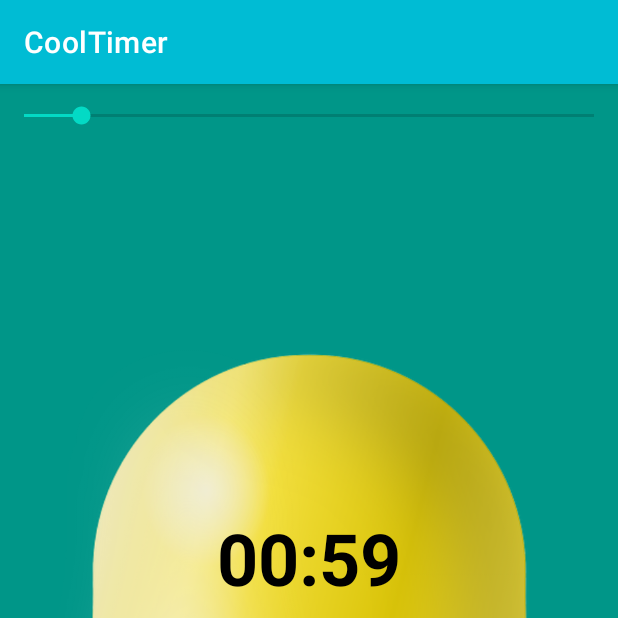
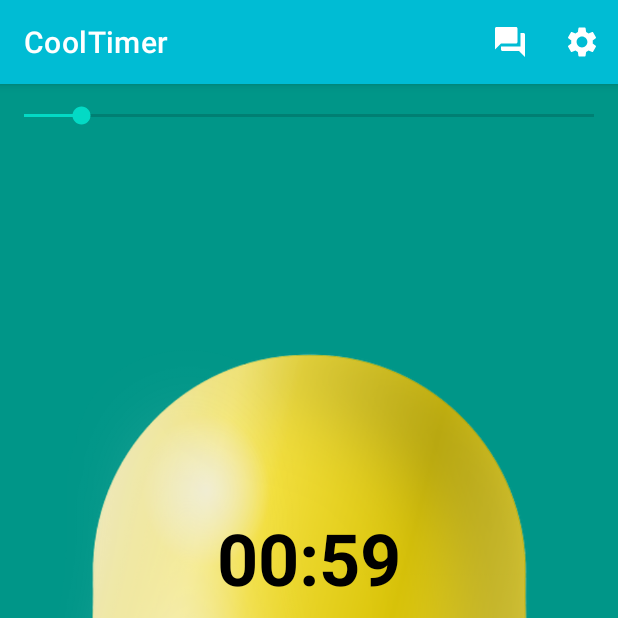
Before and after one commit to Bohdan1928/CoolTimer, an Android app: the screen it shows after launch (MainActivity), on a phone screen of 412 x 824 dp, the top half of it. Run offline under Robolectric (Android 15) with nearby library versions, the phone set to English and light mode, and no system bars.

Commit message:
SettingsActivity - created new activities; - created action bar and icons on it - created button come back to parent activity

```diff
--- a/app/src/main/java/com/example/cooltimer/MainActivity.java
+++ b/app/src/main/java/com/example/cooltimer/MainActivity.java
@@ -1,10 +1,15 @@
 package com.example.cooltimer;
 
+import androidx.annotation.NonNull;
 import androidx.appcompat.app.AppCompatActivity;
 
+import android.content.Intent;
 import android.media.MediaPlayer;
 import android.os.Bundle;
 import android.os.CountDownTimer;
+import android.view.Menu;
+import android.view.MenuInflater;
+import android.view.MenuItem;
 import android.view.View;
 import android.widget.Button;
 import android.widget.SeekBar;
@@ -119,4 +124,26 @@ public class MainActivity extends AppCompatActivity {
         seekBar.setEnabled(true);
         seekBar.setProgress(59);
     }
+
+    @Override
+    public boolean onCreateOptionsMenu(Menu menu) {
+        MenuInflater menuInflater = getMenuInflater();
+        menuInflater.inflate(R.menu.timer_menu, menu);
+        return true;
+    }
+
+    @Override
+    public boolean onOptionsItemSelected(@NonNull MenuItem item) {
+        int id = item.getItemId();
+        if (id == R.id.action_setting){
+            Intent openSettings = new Intent(this, SettingsActivity.class);
+            startActivity(openSettings);
+            return true;
+        } else if (id == R.id.action_about){
+            Intent openAbout = new Intent(this, AboutActivity.class);
+            startActivity(openAbout);
+            return true;
+        }
+        return super.onOptionsItemSelected(item);
+    }
 }
--- /dev/null
+++ b/app/src/main/res/drawable/ic_baseline_question_answer_24.xml
@@ -0,0 +1,5 @@
+<vector android:height="24dp" android:tint="#FFFFFF"
+    android:viewportHeight="24" android:viewportWidth="24"
+    android:width="24dp" xmlns:android="http://schemas.android.com/apk/res/android">
+    <path android:fillColor="@android:color/white" android:pathData="M21,6h-2v9L6,15v2c0,0.55 0.45,1 1,1h11l4,4L22,7c0,-0.55 -0.45,-1 -1,-1zM17,12L17,3c0,-0.55 -0.45,-1 -1,-1L3,2c-0.55,0 -1,0.45 -1,1v14l4,-4h10c0.55,0 1,-0.45 1,-1z"/>
+</vector>
--- /dev/null
+++ b/app/src/main/res/drawable/ic_baseline_settings_24.xml
@@ -0,0 +1,5 @@
+<vector android:height="24dp" android:tint="#FFFFFF"
+    android:viewportHeight="24" android:viewportWidth="24"
+    android:width="24dp" xmlns:android="http://schemas.android.com/apk/res/android">
+    <path android:fillColor="@android:color/white" android:pathData="M19.14,12.94c0.04,-0.3 0.06,-0.61 0.06,-0.94c0,-0.32 -0.02,-0.64 -0.07,-0.94l2.03,-1.58c0.18,-0.14 0.23,-0.41 0.12,-0.61l-1.92,-3.32c-0.12,-0.22 -0.37,-0.29 -0.59,-0.22l-2.39,0.96c-0.5,-0.38 -1.03,-0.7 -1.62,-0.94L14.4,2.81c-0.04,-0.24 -0.24,-0.41 -0.48,-0.41h-3.84c-0.24,0 -0.43,0.17 -0.47,0.41L9.25,5.35C8.66,5.59 8.12,5.92 7.63,6.29L5.24,5.33c-0.22,-0.08 -0.47,0 -0.59,0.22L2.74,8.87C2.62,9.08 2.66,9.34 2.86,9.48l2.03,1.58C4.84,11.36 4.8,11.69 4.8,12s0.02,0.64 0.07,0.94l-2.03,1.58c-0.18,0.14 -0.23,0.41 -0.12,0.61l1.92,3.32c0.12,0.22 0.37,0.29 0.59,0.22l2.39,-0.96c0.5,0.38 1.03,0.7 1.62,0.94l0.36,2.54c0.05,0.24 0.24,0.41 0.48,0.41h3.84c0.24,0 0.44,-0.17 0.47,-0.41l0.36,-2.54c0.59,-0.24 1.13,-0.56 1.62,-0.94l2.39,0.96c0.22,0.08 0.47,0 0.59,-0.22l1.92,-3.32c0.12,-0.22 0.07,-0.47 -0.12,-0.61L19.14,12.94zM12,15.6c-1.98,0 -3.6,-1.62 -3.6,-3.6s1.62,-3.6 3.6,-3.6s3.6,1.62 3.6,3.6S13.98,15.6 12,15.6z"/>
+</vector>
--- /dev/null
+++ b/app/src/main/res/drawable/ic_baseline_shopping_basket_24.xml
@@ -0,0 +1,5 @@
+<vector android:height="24dp" android:tint="#FFFFFF"
+    android:viewportHeight="24" android:viewportWidth="24"
+    android:width="24dp" xmlns:android="http://schemas.android.com/apk/res/android">
+    <path android:fillColor="@android:color/white" android:pathData="M17.21,9l-4.38,-6.56c-0.19,-0.28 -0.51,-0.42 -0.83,-0.42 -0.32,0 -0.64,0.14 -0.83,0.43L6.79,9L2,9c-0.55,0 -1,0.45 -1,1 0,0.09 0.01,0.18 0.04,0.27l2.54,9.27c0.23,0.84 1,1.46 1.92,1.46h13c0.92,0 1.69,-0.62 1.93,-1.46l2.54,-9.27L23,10c0,-0.55 -0.45,-1 -1,-1h-4.79zM9,9l3,-4.4L15,9L9,9zM12,17c-1.1,0 -2,-0.9 -2,-2s0.9,-2 2,-2 2,0.9 2,2 -0.9,2 -2,2z"/>
+</vector>
--- /dev/null
+++ b/app/src/main/res/menu/timer_menu.xml
@@ -0,0 +1,19 @@
+<?xml version="1.0" encoding="utf-8"?>
+<menu xmlns:android="http://schemas.android.com/apk/res/android"
+    xmlns:app="http://schemas.android.com/apk/res-auto">
+
+    <item
+        android:id="@+id/action_setting"
+        android:orderInCategory="110"
+        android:title="@string/settings"
+        app:showAsAction="always"
+        android:icon="@drawable/ic_baseline_settings_24"/>
+
+    <item
+        android:id="@+id/action_about"
+        android:orderInCategory="95"
+        android:title="@string/about"
+        app:showAsAction="always"
+        android:icon="@drawable/ic_baseline_question_answer_24"/>
+
+</menu>
--- a/app/src/main/res/values/strings.xml
+++ b/app/src/main/res/values/strings.xml
@@ -3,4 +3,7 @@
     <string name="bell">bell</string>
     <string name="startTimer">00:59</string>
     <string name="start">START</string>
+    <string name="settings">Settings</string>
+    <string name="about">About</string>
+    <string name="purchase">Purchase</string>
 </resources>
```
Also changed, not shown: app/src/main/AndroidManifest.xml (+24 -1 lines), app/src/main/java/com/example/cooltimer/AboutActivity.java (added, +32 -0 lines), app/src/main/java/com/example/cooltimer/SettingsActivity.java (added, +33 -0 lines), app/src/main/res/layout/activity_about.xml (added, +9 -0 lines), app/src/main/res/layout/activity_settings.xml (added, +9 -0 lines).
